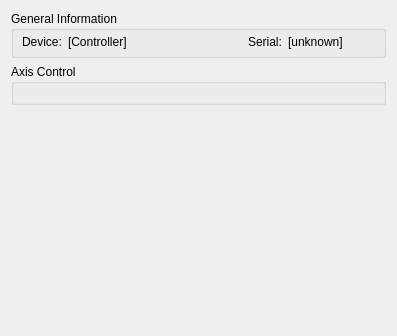
The window that ThorlabsKCubeIM/dockWidgetThorlabsKCubeIM.ui (itom-project/plugins) describes before a commit, drawn with Qt 5.
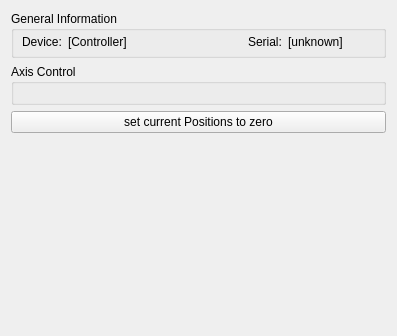
The same window after the commit. Custom widgets are drawn as their Qt base class.

Commit message: ThorlabsKCubeIM: added button to set position to zero to dockWidget

```diff
--- a/ThorlabsKCubeIM/dockWidgetThorlabsKCubeIM.ui
+++ b/ThorlabsKCubeIM/dockWidgetThorlabsKCubeIM.ui
@@ -170,6 +170,13 @@
      </layout>
     </widget>
    </item>
+   <item>
+    <widget class="QPushButton" name="btnCalib">
+     <property name="text">
+      <string>set current Positions to zero</string>
+     </property>
+    </widget>
+   </item>
    <item>
     <spacer name="verticalSpacer">
      <property name="orientation">
```
The commit also changes 4 other files.
